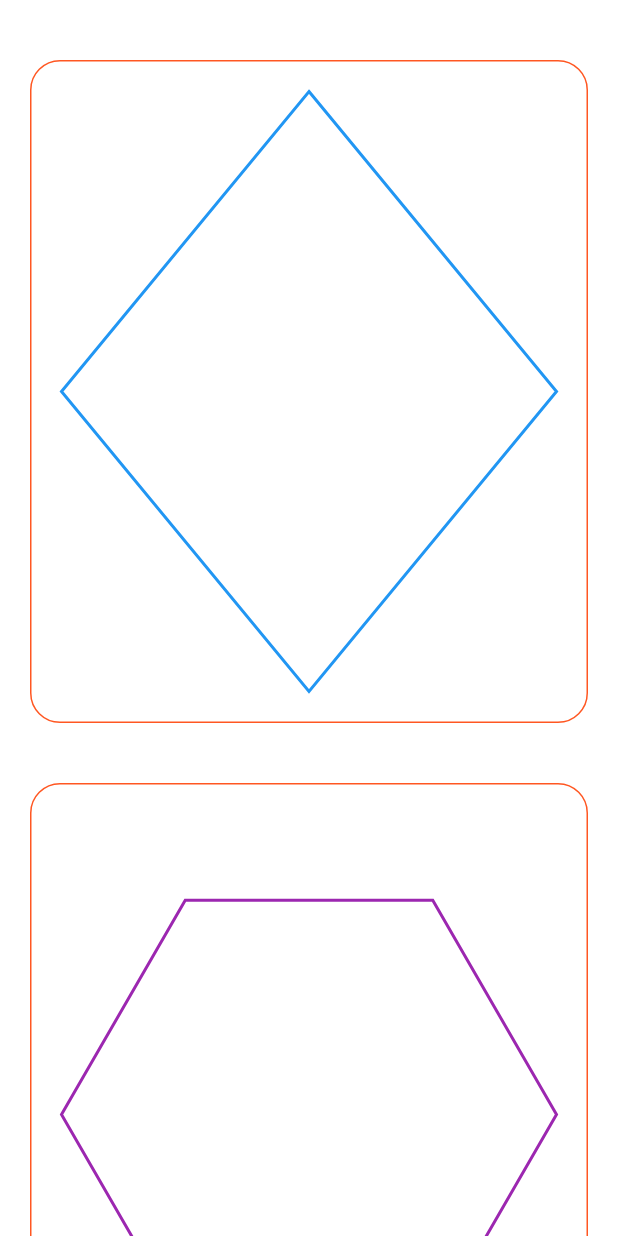
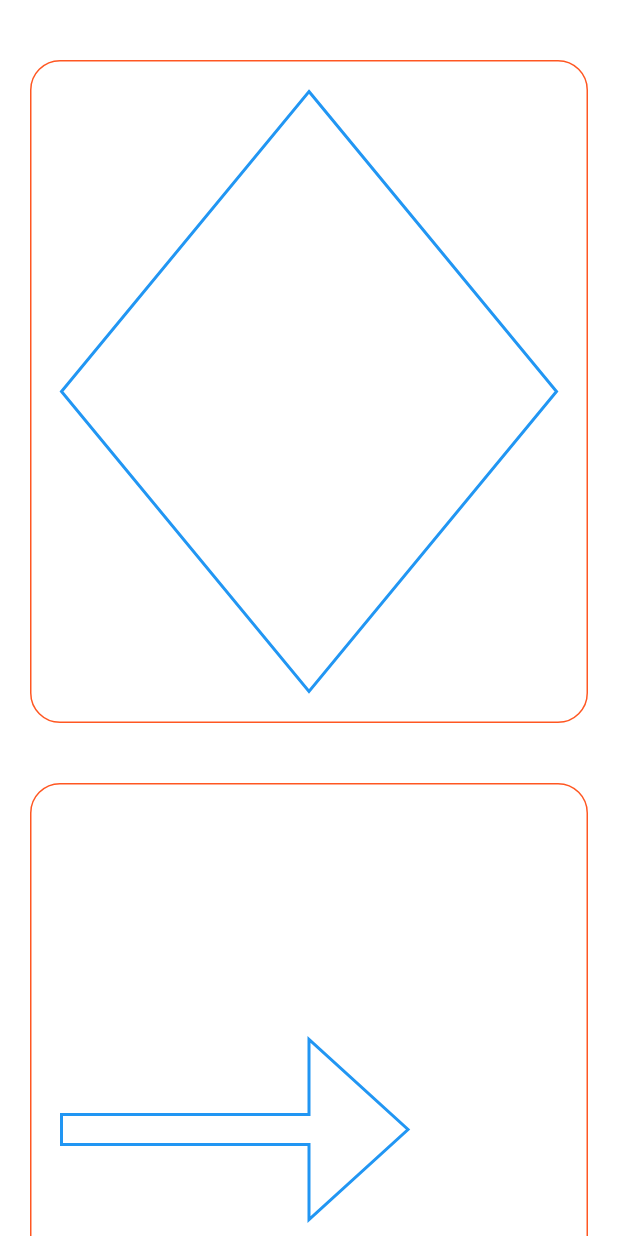
Before and after one commit to sandesh-z/flutter_animation_challenge, a Flutter app: the screen it shows after launch, after a tap on "Shapes", on a phone screen of 412 x 824 dp. Run offline on Flutter 3.47's test engine with Material 3 defaults, Android fonts, the phone set to English and light mode, and no system bars; our stand-ins replace palette_generator.

Commit message:
revert changes

```diff
--- a/lib/shapes/arrow_painnter.dart
+++ b/lib/shapes/arrow_painnter.dart
@@ -25,7 +25,7 @@
 
     path.lineTo(centerX, centerY + 20);
     path.lineTo(0, centerY + 20);
-    path.close(); // close the path to draw a complete shape
+    path.close();
 
     canvas.drawPath(path, paint);
   }
--- a/lib/shapes/hexagon_painter.dart
+++ /dev/null
@@ -1,55 +0,0 @@
-import 'dart:math';
-
-import 'package:flutter/material.dart';
-
-class HexagonPainter extends CustomPainter {
-  @override
-  void paint(Canvas canvas, Size size) {
-    Paint paint = Paint()
-      ..color = Colors.purple
-      ..strokeWidth = 2.0
-      ..style = PaintingStyle.stroke;
-
-    // Path path = Path();
-    // path.moveTo(size.width / 2, 0); // top point
-
-    // path.lineTo(size.width, size.height / 4);
-
-    // path.lineTo(size.width, size.height - size.height / 4);
-
-    // path.lineTo(size.width / 2, size.height);
-
-    // path.lineTo(0, size.height - size.height / 4);
-
-    // path.lineTo(0, size.height / 4);
-    // path.close(); // close the path to draw a complete shape
-
-    // canvas.drawPath(path, paint);
-
-    //draw equal sides(with chatgpt)
-    double sideLength = size.width / 2;
-
-    double centerX = size.width / 2;
-    double centerY = size.height / 2;
-
-    Path path = Path();
-
-    path.moveTo(centerX + sideLength * cos(0), centerY + sideLength * sin(0));
-
-    for (int i = 1; i <= 6; i++) {
-      path.lineTo(
-        centerX + sideLength * cos(i * 2 * pi / 6),
-        centerY + sideLength * sin(i * 2 * pi / 6),
-      );
-    }
-
-    path.close(); // close the path to draw a complete shape
-
-    canvas.drawPath(path, paint);
-  }
-
-  @override
-  bool shouldRepaint(CustomPainter oldDelegate) {
-    return false;
-  }
-}
--- a/lib/shapes/shapes.dart
+++ b/lib/shapes/shapes.dart
@@ -1,7 +1,6 @@
 import 'package:flutter/material.dart';
 import 'package:flutter_animation_challenge/shapes/arrow_painnter.dart';
 import 'package:flutter_animation_challenge/shapes/daimond_painter.dart';
-import 'package:flutter_animation_challenge/shapes/hexagon_painter.dart';
 
 class ShapePage extends StatelessWidget {
   const ShapePage({super.key});
@@ -16,7 +15,6 @@
             children: [
               const SizedBox(height: 20.0),
               _shapeItem(painter: DiamondPainter()),
-              _shapeItem(painter: HexagonPainter()),
               _shapeItem(painter: ArrowPainter()),
             ],
           ),
```
